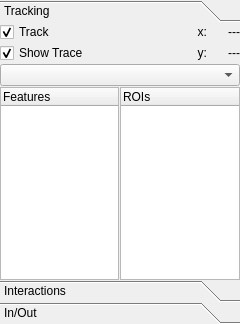
This is ui/tab_objectsUi.ui in wonkoderverstaendige/Spotter as Qt 5 draws it before an edit. The edited form follows.
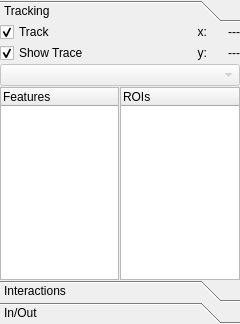
This is the edited form.

```diff
--- a/ui/tab_objectsUi.ui
+++ b/ui/tab_objectsUi.ui
@@ -218,6 +218,9 @@
            </item>
            <item row="2" column="0" colspan="3">
             <widget class="QComboBox" name="combo_Object">
+             <property name="enabled">
+              <bool>false</bool>
+             </property>
              <property name="editable">
               <bool>false</bool>
              </property>
```
Left out of the diff: 3 changed lines with no effect on the pictures.
